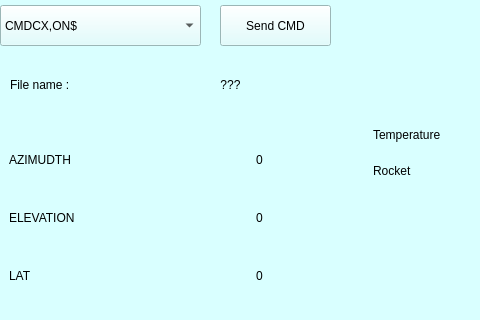
Before: the Qt Designer form resource/ui_main.ui in PeerapatArm/Ground-station, drawn with Qt 5; both pictures show x 0 to 480 and y 275 to 595 of the 1201 by 860 pixel window.
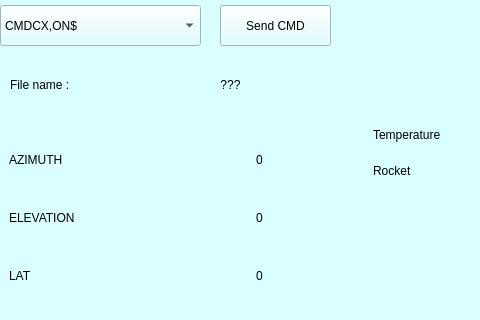
After: the same form once the commit is applied. Icons and pictures are not drawn. Custom widgets are drawn as their Qt base class.

Diff of the .ui file:
```diff
--- a/resource/ui_main.ui
+++ b/resource/ui_main.ui
@@ -1199,7 +1199,7 @@
              <string notr="true">font: 25 10pt &quot;Yu Mincho Light&quot;;</string>
             </property>
             <property name="text">
-             <string>AZIMUDTH</string>
+             <string>AZIMUTH</string>
             </property>
            </widget>
           </item>
```
Left out of the diff: 1 changed line with no effect on the pictures.
